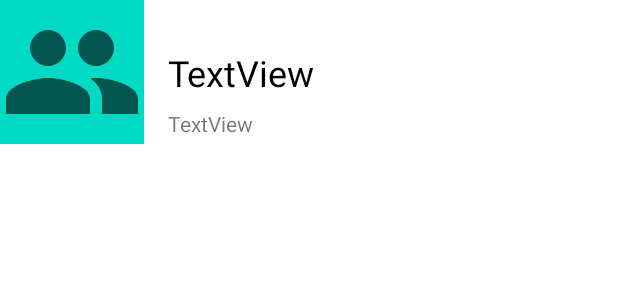
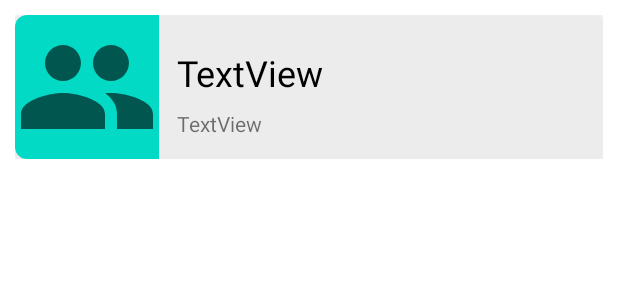
Before and after one commit to miquel-vv/grocery_app, an Android app: the layout household_list_item.xml on its own in the app's theme, with its tools: preview values and no code run, on a phone screen of 412 x 824 dp. Shown: the top 300 px of the screen. Run offline under Robolectric (Android 15) with nearby library versions, the phone set to English and light mode, and no system bars; Roboto replaces fonts that are not available here.

Commit message:
Updates (forgot what)

```diff
--- a/app/src/main/java/com/example/mealplanner/ui/main/HouseholdAdapter.kt
+++ b/app/src/main/java/com/example/mealplanner/ui/main/HouseholdAdapter.kt
@@ -6,7 +6,6 @@ import android.view.ViewGroup
 import android.widget.TextView
 import androidx.recyclerview.widget.RecyclerView
 import com.example.mealplanner.R
-import com.example.mealplanner.TextItemViewHolder
 import com.example.mealplanner.data.model.Household
 
 
--- a/app/src/main/res/layout/household_list_item.xml
+++ b/app/src/main/res/layout/household_list_item.xml
@@ -3,7 +3,23 @@
     xmlns:app="http://schemas.android.com/apk/res-auto"
     xmlns:tools="http://schemas.android.com/tools"
     android:layout_width="match_parent"
-    android:layout_height="wrap_content">
+    android:layout_height="wrap_content"
+    android:layout_margin="@dimen/margin_normal">
+
+    <androidx.cardview.widget.CardView
+        android:layout_width="match_parent"
+        android:layout_height="wrap_content"
+        android:clickable="true"
+        android:foreground="?android:attr/selectableItemBackground"
+        app:cardCornerRadius="8dp"
+        app:cardElevation="8dp"
+        app:layout_constraintTop_toTopOf="parent"
+        app:layout_constraintStart_toStartOf="parent">
+
+        <androidx.constraintlayout.widget.ConstraintLayout
+            android:layout_width="match_parent"
+            android:layout_height="match_parent"
+            android:background="@color/light_background">
 
             <ImageView
                 android:id="@+id/household_icon"
@@ -16,11 +32,11 @@
 
             <TextView
                 android:id="@+id/household_name"
+                style="@style/meal_name"
                 android:layout_width="wrap_content"
                 android:layout_height="wrap_content"
-        android:layout_marginStart="16dp"
-        android:layout_marginTop="32dp"
-        style="@style/meal_name"
+                android:layout_marginStart="12dp"
+                android:layout_marginTop="22dp"
                 android:text="TextView"
                 app:layout_constraintStart_toEndOf="@+id/household_icon"
                 app:layout_constraintTop_toTopOf="parent" />
@@ -29,11 +45,14 @@
                 android:id="@+id/member_status"
                 android:layout_width="wrap_content"
                 android:layout_height="19dp"
-        android:layout_marginStart="16dp"
+                android:layout_marginStart="12dp"
                 android:layout_marginTop="8dp"
                 android:fontFamily="@font/roboto"
                 android:text="TextView"
                 app:layout_constraintStart_toEndOf="@+id/household_icon"
                 app:layout_constraintTop_toBottomOf="@+id/household_name" />
+        </androidx.constraintlayout.widget.ConstraintLayout>
+
+    </androidx.cardview.widget.CardView>
 
 </androidx.constraintlayout.widget.ConstraintLayout>
--- a/app/src/main/res/values/colors.xml
+++ b/app/src/main/res/values/colors.xml
@@ -7,4 +7,5 @@
     <color name="teal_700">#FF018786</color>
     <color name="black">#FF000000</color>
     <color name="white">#FFFFFFFF</color>
+    <color name="light_background">#ECECEC</color>
 </resources>
```
Also changed, not shown: app/src/main/java/com/example/mealplanner/ui/main/MainMenu.kt (+27 -1 lines). Lines whose indentation alone changed are shown as unchanged.
